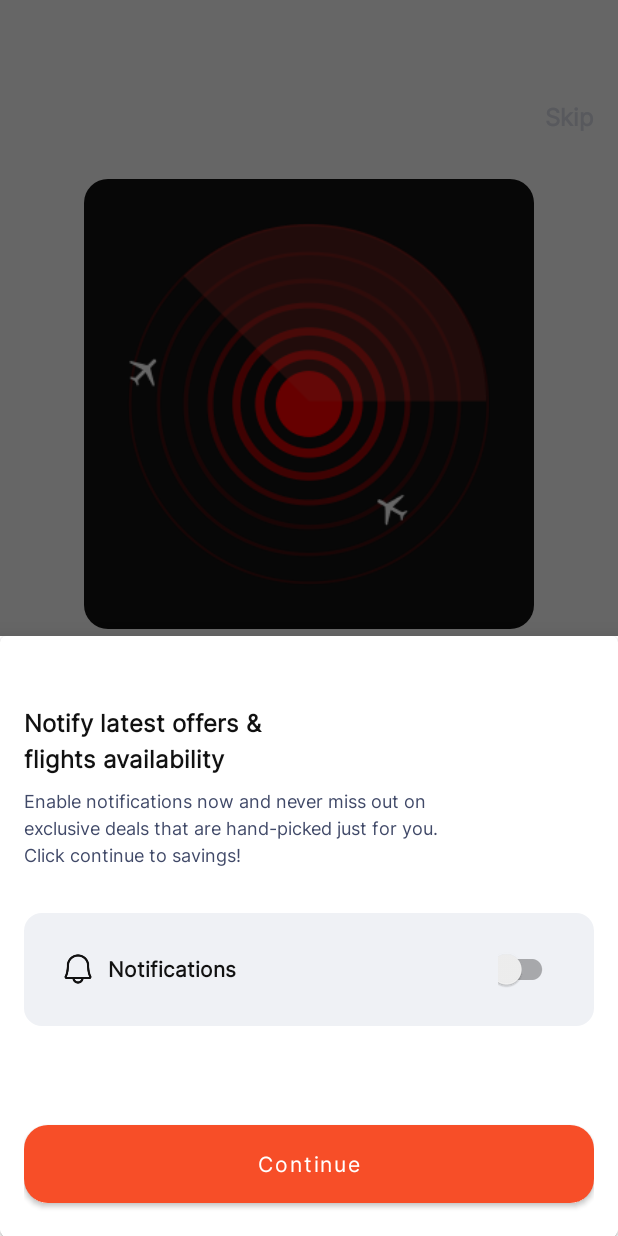
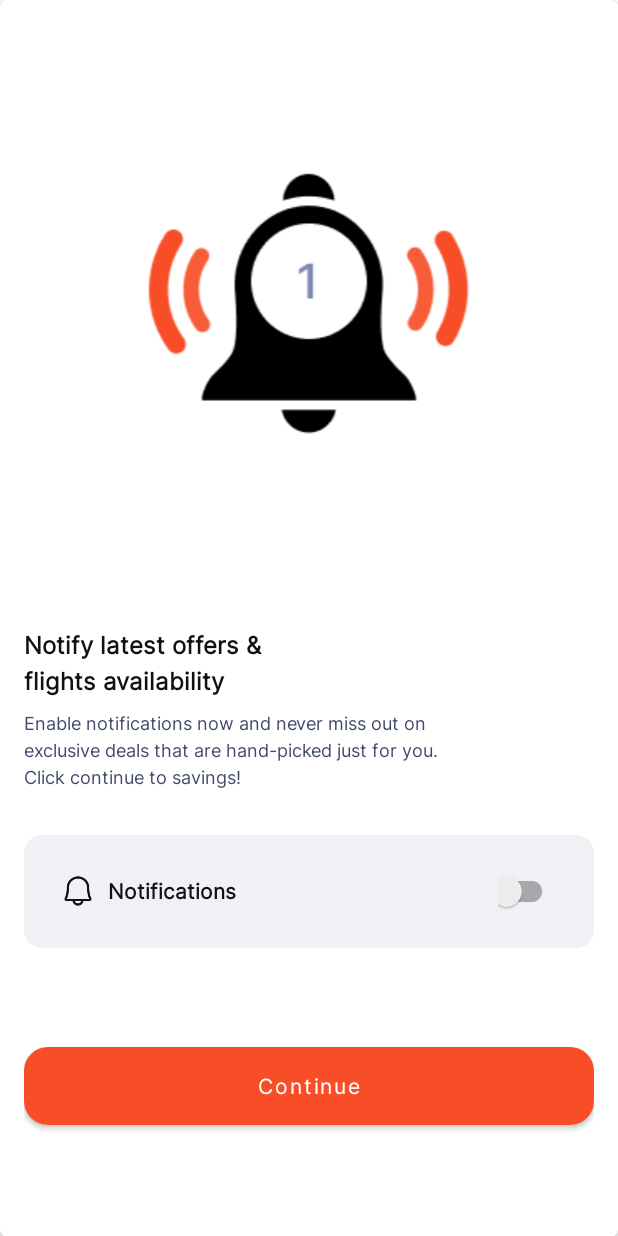
Before and after one commit to SYNRGY-6-TEAM-5/mobile-android, an Android app: the OnBoardingFragment screen opened directly, with no data from a screen before it, after a tap on "Skip", on a phone screen of 412 x 824 dp. Run offline under Robolectric (Android 15) with nearby library versions, the phone set to English and light mode, and no system bars; our stand-ins replace Dagger/Hilt's generated code; plain views replace LabeledSwitch; pictures from the network do not load.

Commit message:
feat: add onboarding image, add permission notification image

```diff
--- a/app/src/main/java/com/synrgy/aeroswift/dialog/PermissionNotificationDialog.kt
+++ b/app/src/main/java/com/synrgy/aeroswift/dialog/PermissionNotificationDialog.kt
@@ -1,6 +1,9 @@
 package com.synrgy.aeroswift.dialog
 
 import android.app.Activity
+import android.view.View
+import android.view.WindowManager
+import com.google.android.material.bottomsheet.BottomSheetBehavior
 import com.google.android.material.bottomsheet.BottomSheetDialog
 import com.google.android.material.button.MaterialButton
 import com.synrgy.aeroswift.R
@@ -21,6 +24,15 @@ class PermissionNotificationDialog(
         dialog.setCancelable(true)
         dialog.show()
 
+        val parentLayout =
+            dialog.findViewById<View>(com.google.android.material.R.id.design_bottom_sheet)
+
+        parentLayout?.let {
+            val behaviour = BottomSheetBehavior.from(it)
+            setupFullHeight(it)
+            behaviour.state = BottomSheetBehavior.STATE_EXPANDED
+        }
+
         val btnContinue = view?.findViewById<MaterialButton>(R.id.btn_notif_perm)
 
         btnContinue?.setOnClickListener {
@@ -29,4 +41,10 @@ class PermissionNotificationDialog(
             activity.finish()
         }
     }
+
+    private fun setupFullHeight(bottomSheet: View) {
+        val layoutParams = bottomSheet.layoutParams
+        layoutParams.height = WindowManager.LayoutParams.MATCH_PARENT
+        bottomSheet.layoutParams = layoutParams
+    }
 }
--- a/app/src/main/java/com/synrgy/aeroswift/presentation/fragment/OnBoardingFragment.kt
+++ b/app/src/main/java/com/synrgy/aeroswift/presentation/fragment/OnBoardingFragment.kt
@@ -37,8 +37,8 @@ class OnBoardingFragment : Fragment() {
     private fun handleScrollView(index: Int) {
         val imgList = listOf(
             R.drawable.img_onboarding_1,
-            R.drawable.shape_black,
-            R.drawable.shape_black
+            R.drawable.img_onboarding_2,
+            R.drawable.img_onboarding_3
         )
 
         Glide
--- a/app/src/main/res/layout/dialog_notification_permission.xml
+++ b/app/src/main/res/layout/dialog_notification_permission.xml
@@ -13,6 +13,11 @@
             android:layout_height="wrap_content"
             android:padding="16dp"
             android:orientation="vertical">
+
+            <ImageView
+                android:layout_width="match_parent"
+                android:layout_height="wrap_content"
+                android:src="@drawable/img_notif_perm"/>
 
             <com.google.android.material.textview.MaterialTextView
                 style="@style/TextL.Medium"
--- a/app/src/main/res/layout/fragment_on_boarding.xml
+++ b/app/src/main/res/layout/fragment_on_boarding.xml
@@ -11,7 +11,6 @@
     <ImageView
         android:id="@+id/img_onboarding"
         android:layout_width="300dp"
-        android:layout_height="300dp"
-        android:background="@drawable/shape_black"/>
+        android:layout_height="300dp"/>
 
 </LinearLayout>
```
Also changed, not shown: app/src/main/res/drawable/img_notif_perm.png (added), app/src/main/res/drawable/img_onboarding_1.png, app/src/main/res/drawable/img_onboarding_2.png (added), app/src/main/res/drawable/img_onboarding_3.png (added).
